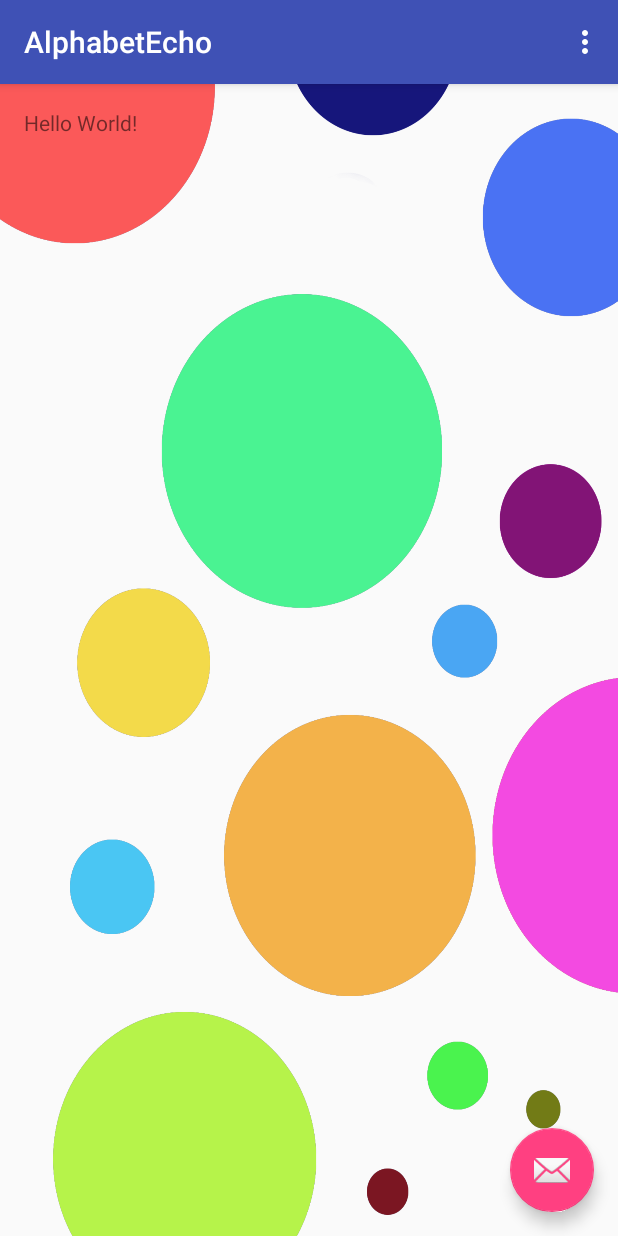
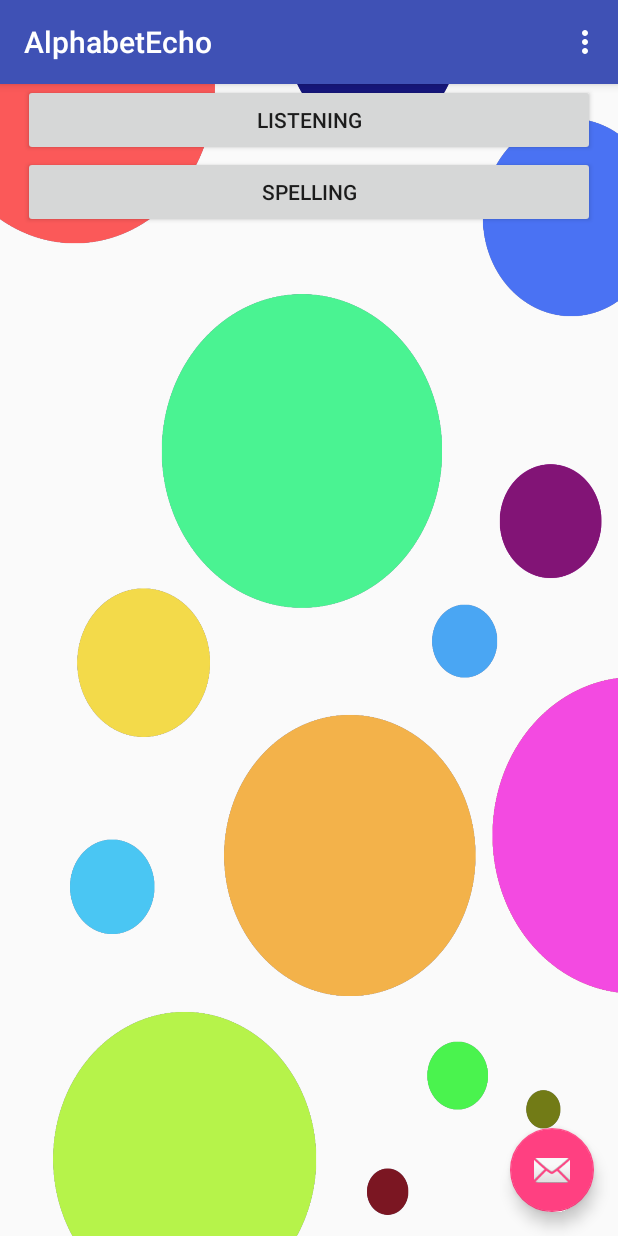
Before and after one commit to anubissmile/AlphabetEcho, an Android app: the screen it shows after launch (MainActivity), on a phone screen of 412 x 824 dp. Run offline under Robolectric (Android 15) with nearby library versions, the phone set to English and light mode, and no system bars.

Commit message:
SAVE-LAYOUT
Saveing layout

```diff
--- a/app/src/main/res/layout/content_main.xml
+++ b/app/src/main/res/layout/content_main.xml
@@ -3,18 +3,33 @@
     xmlns:app="http://schemas.android.com/apk/res-auto"
     xmlns:tools="http://schemas.android.com/tools"
     android:layout_width="match_parent"
-    android:layout_height="match_parent"
-    android:paddingBottom="@dimen/activity_vertical_margin"
-    android:paddingLeft="@dimen/activity_horizontal_margin"
-    android:paddingRight="@dimen/activity_horizontal_margin"
-    android:paddingTop="@dimen/activity_vertical_margin"
+    android:layout_height="wrap_content"
     android:background="@drawable/dot_bg"
     app:layout_behavior="@string/appbar_scrolling_view_behavior"
     tools:context="com.roomscrumxyz.anubissmile.alphabetecho.MainActivity"
     tools:showIn="@layout/activity_main">
 
-    <TextView
+    <Button
         android:layout_width="wrap_content"
         android:layout_height="wrap_content"
-        android:text="Hello World!" />
+        android:text="LISTENING"
+        android:id="@+id/listening_btn"
+        android:layout_alignParentRight="true"
+        android:layout_alignParentEnd="true"
+        android:layout_alignParentLeft="true"
+        android:layout_alignParentStart="true"
+        android:layout_marginLeft="15dp"
+        android:layout_marginRight="15dp"/>
+    <Button
+        android:layout_width="wrap_content"
+        android:layout_height="wrap_content"
+        android:text="SPELLING"
+        android:id="@+id/spelling_btn"
+        android:layout_below="@+id/listening_btn"
+        android:layout_alignParentRight="true"
+        android:layout_alignParentEnd="true"
+        android:layout_alignParentLeft="true"
+        android:layout_alignParentStart="true"
+        android:layout_marginLeft="15dp"
+        android:layout_marginRight="15dp"/>
 </RelativeLayout>
```
Also changed, not shown: 1 other file.
